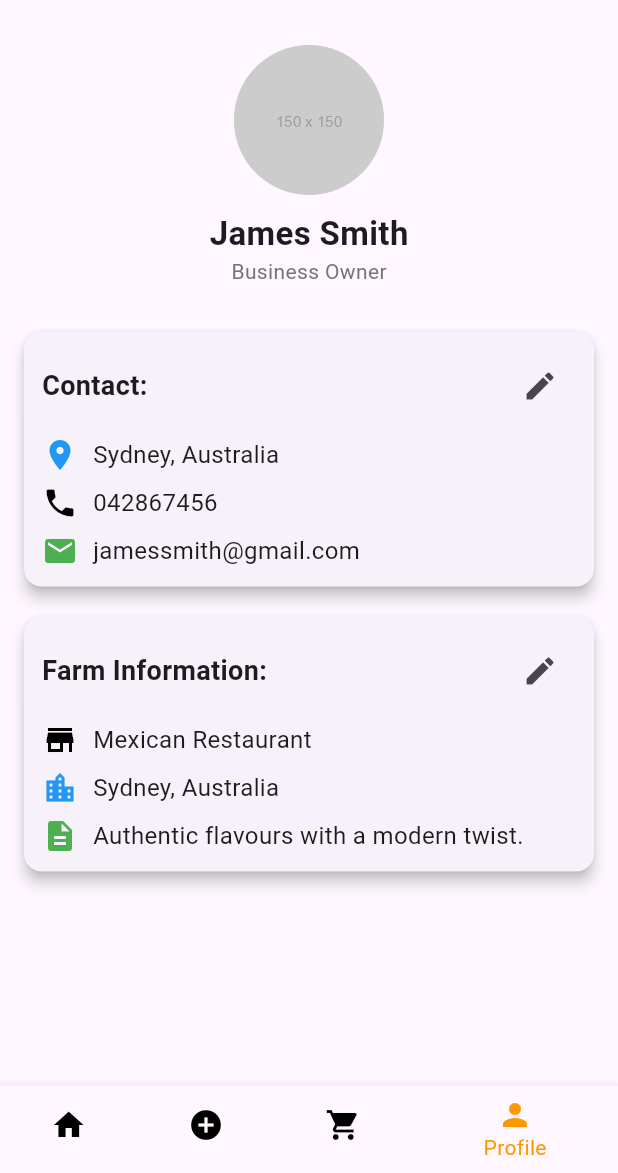
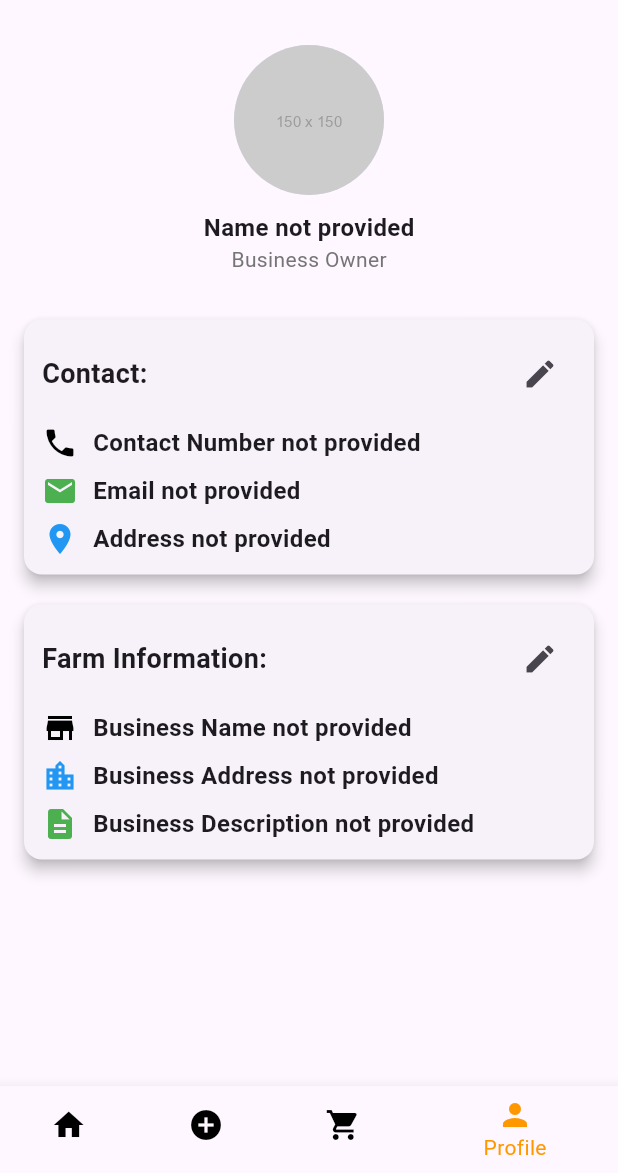
Before and after one commit to fagojs/FarmConnect, a Flutter app: the BusinessProfilePage screen opened directly, on a phone screen of 412 x 824 dp, the part 63-1236 px from its top. Run offline on Flutter 3.47's test engine with Material 3 defaults, Android fonts, the phone set to English and light mode, and no system bars; our stand-ins replace image_picker.

Commit message:
filling pages acccording to current user data, changes to edit button action

```diff
--- a/lib/screens/business/profile_page/profile_page.dart
+++ b/lib/screens/business/profile_page/profile_page.dart
@@ -1,9 +1,11 @@
-import 'package:farm_connect/screens/business/cart_page.dart';
-import 'package:farm_connect/screens/business/category_page.dart';
-import 'package:farm_connect/screens/business/home_page.dart';
 import 'package:flutter/material.dart';
+
 import './edit_personal_info.dart';
 import './edit_business_info.dart';
+import '../cart_page.dart';
+import '../category_page.dart';
+import '../home_page.dart';
+import '../../../data/currentuser.dart';
 
 class BusinessProfilePage extends StatefulWidget {
   @override
@@ -11,13 +13,6 @@ class BusinessProfilePage extends StatefulWidget {
 }
 
 class _BusinessProfilePageState extends State<BusinessProfilePage> {
-  String name = 'James Smith';
-  String phone = '042867456';
-  String email = 'jamessmith@gmail.com';
-  String businessName = 'Mexican Restaurant';
-  String location = 'Sydney, Australia';
-  String description = 'Authentic flavours with a modern twist.';
-
   @override
   Widget build(BuildContext context) {
     return Scaffold(
@@ -114,10 +109,11 @@ class _BusinessProfilePageState extends State<BusinessProfilePage> {
                           'images/placeholder_img.png'), // Placeholder image, replace with actual
                     ),
                     SizedBox(height: 10),
-                    Text(
-                      'James Smith',
-                      style: TextStyle(fontSize: 22, fontWeight: FontWeight.bold),
-                    ),
+                    // Text(
+                    //   'James Smith',
+                    //   style: TextStyle(fontSize: 22, fontWeight: FontWeight.bold),
+                    // ),
+                    Text(currentUser.fullName ?? 'Name not provided', style: TextStyle(fontSize: 16, fontWeight: FontWeight.bold)),
                     Text(
                       'Business Owner',
                       style: TextStyle(color: Colors.grey[600]),
@@ -149,23 +145,13 @@ class _BusinessProfilePageState extends State<BusinessProfilePage> {
                         IconButton(
                           icon: Icon(Icons.edit),
                           onPressed: () async {
-                            final result = await Navigator.push(
+                            await Navigator.push(
                               context,
                               MaterialPageRoute(
-                                builder: (context) => EditBusinessPersonalProfile(
-                                  phone: phone,
-                                  email: email,
-                                  location: location,
-                                ),
+                                builder: (context) => EditBusinessPersonalProfile(),
                               ),
                             );
-                            if (result != null) {
-                              setState(() {
-                                email = result['email'];
-                                phone = result['phone'];
-                                location = result['location'];
-                              });
-                            }
+                            setState(() {});
                           },
                         ),
                       ],
@@ -173,17 +159,10 @@ class _BusinessProfilePageState extends State<BusinessProfilePage> {
                     SizedBox(height: 10),
                     Row(
                       children: [
-                        Icon(Icons.location_on, color: Colors.blue),
-                        SizedBox(width: 10),
-                        Text(location, style: TextStyle(fontSize: 16)),
-                      ],
-                    ),
-                    SizedBox(height: 8),
-                    Row(
-                      children: [
                         Icon(Icons.phone, color: Colors.black),
                         SizedBox(width: 10),
-                        Text(phone, style: TextStyle(fontSize: 16)),
+                        //Text(phone, style: TextStyle(fontSize: 16)),
+                        Text(currentUser.contactNumber ?? 'Contact Number not provided', style: TextStyle(fontSize: 16, fontWeight: FontWeight.bold)),
                       ],
                     ),
                     SizedBox(height: 8),
@@ -191,7 +170,17 @@ class _BusinessProfilePageState extends State<BusinessProfilePage> {
                       children: [
                         Icon(Icons.email, color: Colors.green),
                         SizedBox(width: 10),
-                        Text(email, style: TextStyle(fontSize: 16)),
+                        // Text(email, style: TextStyle(fontSize: 16)),
+                        Text(currentUser.email ?? 'Email not provided', style: TextStyle(fontSize: 16, fontWeight: FontWeight.bold)),
+                      ],
+                    ),
+                    SizedBox(height: 8),
+                    Row(
+                      children: [
+                        Icon(Icons.location_on, color: Colors.blue),
+                        SizedBox(width: 10),
+                        Text(currentUser.address ?? 'Address not provided', style: TextStyle(fontSize: 16, fontWeight: FontWeight.bold)),
+                        //Text(location, style: TextStyle(fontSize: 16)),
                       ],
                     ),
                   ],
@@ -220,23 +209,13 @@ class _BusinessProfilePageState extends State<BusinessProfilePage> {
                         IconButton(
                           icon: Icon(Icons.edit),
                           onPressed: () async {
-                            final result = await Navigator.push(
+                            await Navigator.push(
                               context,
                               MaterialPageRoute(
-                                builder: (context) => EditBusinessInformation(
-                                  businessName: businessName,
-                                  location: location,
-                                  description: description,
-                                ),
+                                builder: (context) => EditBusinessInformation(),
                               ),
                             );
-                            if (result != null) {
-                              setState(() {
-                                businessName = result['businessName'];
-                                location = result['location'];
-                                description = result['description'];
-                              });
-                            }
+                            setState(() {});
                           },
                         ),
                       ],
@@ -246,7 +225,8 @@ class _BusinessProfilePageState extends State<BusinessProfilePage> {
                       children: [
                         Icon(Icons.store, color: Colors.black),
                         SizedBox(width: 10),
-                        Text(businessName, style: TextStyle(fontSize: 16)),
+                        //Text(businessName, style: TextStyle(fontSize: 16)),
+                        Text(currentUser.businessName ?? 'Business Name not provided', style: TextStyle(fontSize: 16, fontWeight: FontWeight.bold)),
                       ],
                     ),
                     SizedBox(height: 8),
@@ -254,7 +234,8 @@ class _BusinessProfilePageState extends State<BusinessProfilePage> {
                       children: [
                         Icon(Icons.location_city, color: Colors.blue),
                         SizedBox(width: 10),
-                        Text(location, style: TextStyle(fontSize: 16)),
+                        //Text(location, style: TextStyle(fontSize: 16)),
+                        Text(currentUser.businessAddress ?? 'Business Address not provided', style: TextStyle(fontSize: 16, fontWeight: FontWeight.bold)),
                       ],
                     ),
                     SizedBox(height: 8),
@@ -263,10 +244,11 @@ class _BusinessProfilePageState extends State<BusinessProfilePage> {
                         Icon(Icons.description, color: Colors.green),
                         SizedBox(width: 10),
                         Expanded(
-                          child: Text(
-                            description,
-                            style: TextStyle(fontSize: 16),
-                          ),
+                          // child: Text(
+                          //   description,
+                          //   style: TextStyle(fontSize: 16),
+                          // ),
+                          child: Text(currentUser.farmDescription ?? 'Business Description not provided', style: TextStyle(fontSize: 16, fontWeight: FontWeight.bold)),
                         ),
                       ],
                     ),
```
